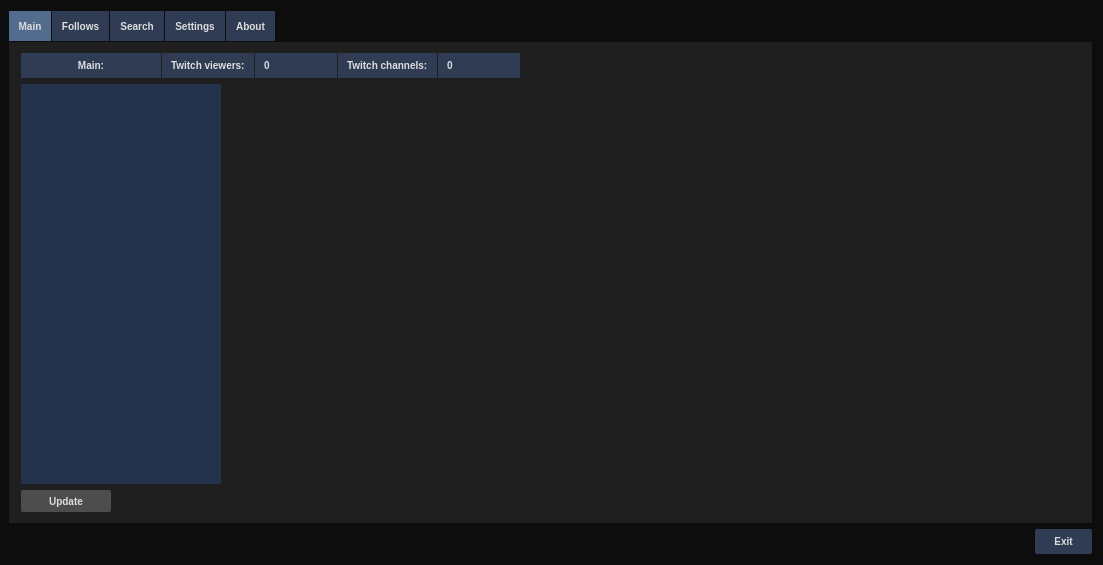
Above: mainwindow.ui from Rutle/twitch-program before the change. Below: the same form after it.
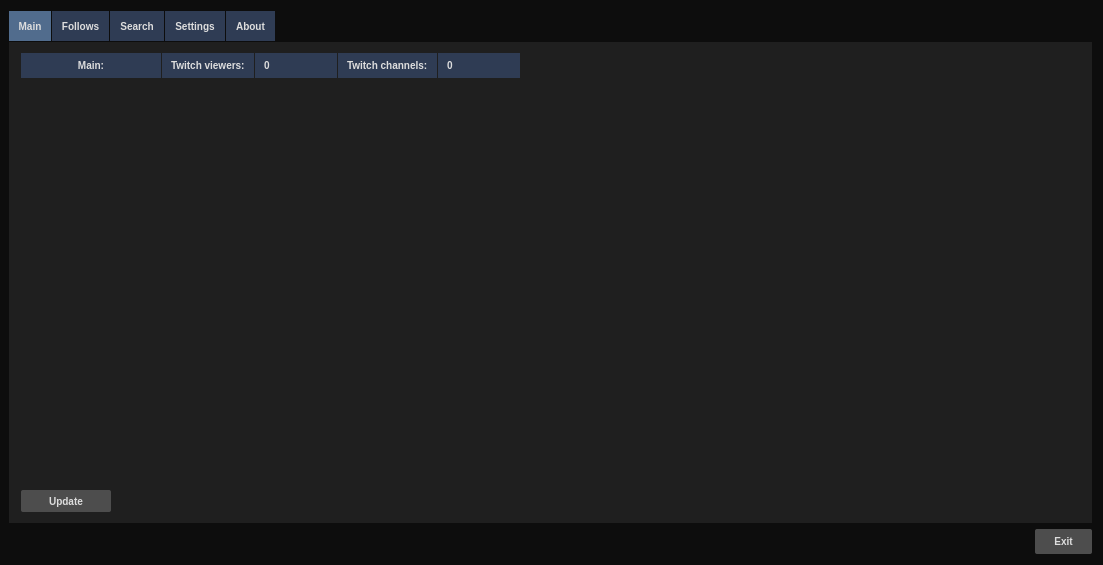
That is the form after the change.

Commit message: Some color changes. Added interface class for any logic related jobs thus separating MainWindow from those tasks.

Patch:
```diff
--- a/mainwindow.ui
+++ b/mainwindow.ui
@@ -44,11 +44,12 @@
 
 #pushButton_2 {
 	border: 0;
-	background-color: rgb(47, 60, 84);
+	background-color: #4d4d4d;
 	min-width: 15ex;
 	padding: 6px;
 	font: bold 10px;
 	color: #DDDDDD;
+	border-radius: 2px;
 }
 #pushButton_2:hover {
 	background-color: #516C8D;
@@ -82,7 +83,7 @@
 QListView {
 	outline: none;
 	border: 0px;
-	background-color:  rgb(37, 50, 76);
+	background-color:  #1f1f1f;
 }
 
 QListWidget {
@@ -116,10 +117,20 @@
 	font: bold 10px;
 	color: #DDDDDD;
 }
+
 QTabWidget::pane {
 	background-color: #1f1f1f;
 	border: 1px color #1f1f1f;
+}
 
+#main_top_stacked_widget QScrollArea {
+	outline: none;
+	border: 0px;
+	/*border: 1px solid rgb(63, 82, 153);*/
+}
+#main_top_stacked_widget {
+	/*border: 1px solid rgb(63, 82, 153);*/
+	background-color: #1f1f1f;
 }</string>
   </property>
   <widget class="QWidget" name="centralWidget">
@@ -269,6 +280,9 @@
           </property>
           <item>
            <widget class="QListView" name="main_top_games_list">
+            <property name="enabled">
+             <bool>true</bool>
+            </property>
             <property name="sizePolicy">
              <sizepolicy hsizetype="Expanding" vsizetype="MinimumExpanding">
               <horstretch>0</horstretch>
```
Left out of the diff: 15 changed lines with no effect on the pictures. The commit also changes 8 other files.
